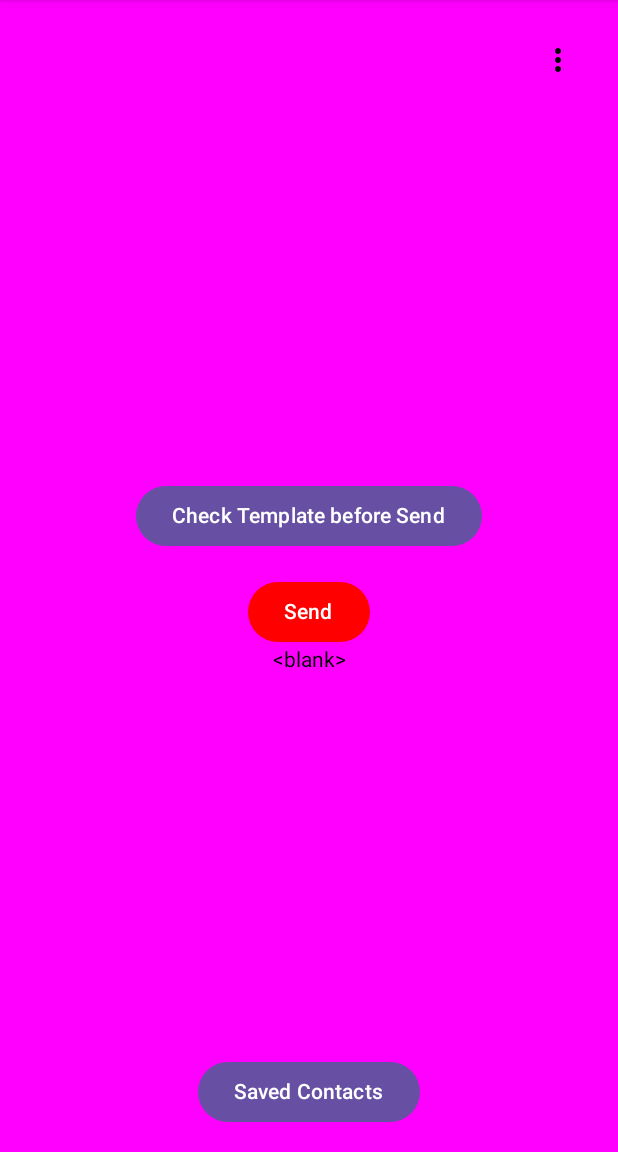
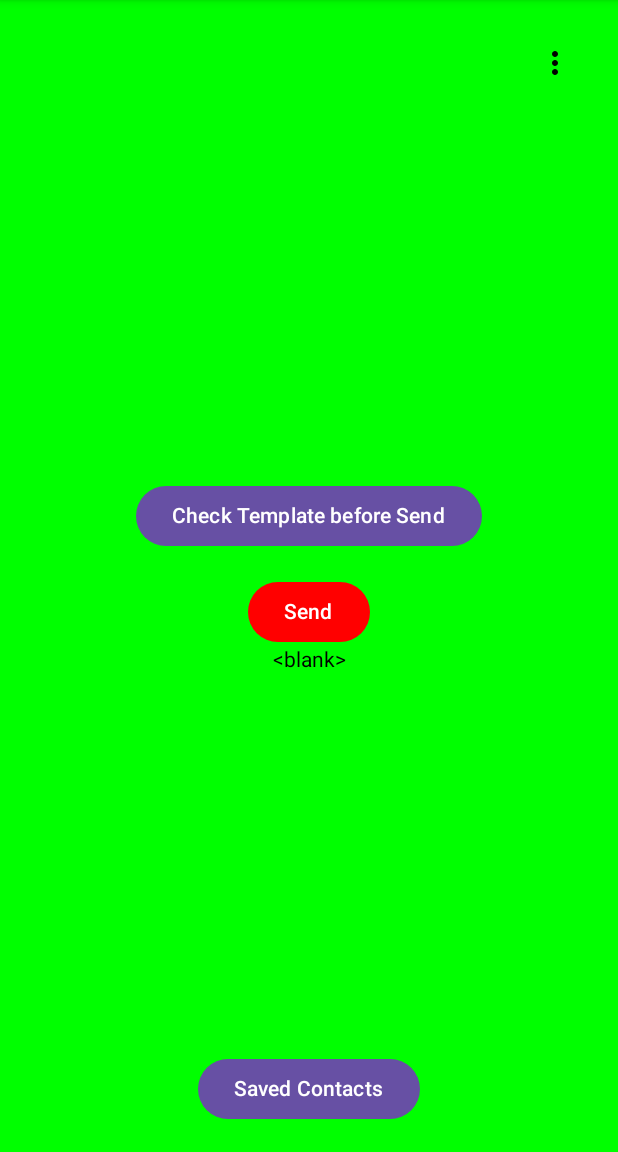
Before and after one commit to bego996/MeetingNotificationApp, an Android app built with Jetpack Compose: the screen it shows after launch (MainActivity), on a phone screen of 412 x 824 dp, the part 84-1236 px from its top. Run offline under Robolectric (Android 15) with nearby library versions, the phone set to English and light mode, and no system bars; our stand-ins replace Room's generated code, livedata-compose; 2 statements that could not run were skipped.

Commit message:
new changes inc

```diff
--- a/app/src/main/java/com/example/meetingnotification/ui/MainActivity.kt
+++ b/app/src/main/java/com/example/meetingnotification/ui/MainActivity.kt
@@ -95,12 +95,14 @@ class MainActivity : AppCompatActivity(), SmsSendingServiceInteractor {     // H
                 allContacts.add(contact)
             }
             smsService.addMessageToQueue(allContacts)                  // Fügt die Kontakte zur Warteschlange des Dienstes hinzu
+        }else if (isSmsServiceBound && action == ServiceAction.SendMessage){
+            //smsService.
         }
     }
 
     override fun onResume() {                                          // Wird beim Fortsetzen der Aktivität aufgerufen
         super.onResume()
-        checkAndRequestPermissions()
+        //checkAndRequestPermissions() Check why this causes stackoverflow exception !
         println("onResume() - MainActivity")                           // Debug-Nachricht
     }
 
@@ -135,7 +137,7 @@ class MainActivity : AppCompatActivity(), SmsSendingServiceInteractor {     // H
             ActivityCompat.requestPermissions(
                 this,
                 arrayOf(Manifest.permission.READ_CALENDAR),
-                REQUEST_CODE_CONTACTS_READ
+                REQUEST_CODE_KALENDER_READ
             )
         } else if (!isPermissionGranted(Manifest.permission.SEND_SMS)) {
             ActivityCompat.requestPermissions(
--- a/app/src/main/java/com/example/meetingnotification/ui/Services/SmsSendingService.kt
+++ b/app/src/main/java/com/example/meetingnotification/ui/Services/SmsSendingService.kt
@@ -42,6 +42,7 @@ class SmsSendingService : Service() {                         // Dienst(Service)
     override fun onDestroy() {                                // Wird beim Zerstören des Dienstes aufgerufen
         unregisterReceiver(receiver)                          // Hebt die Registrierung des Empfängers auf
         super.onDestroy()
+        println("Receiver is unregistere an SmS service Destroyed")
     }
 
 
--- a/app/src/main/java/com/example/meetingnotification/ui/contact/ContactsSearchScreenViewModel.kt
+++ b/app/src/main/java/com/example/meetingnotification/ui/contact/ContactsSearchScreenViewModel.kt
@@ -43,8 +43,7 @@ class ContactsSearchScreenViewModel(                          // ViewModel zur V
 
     private var calenderEvents = listOf<EventDateTitle>()    // Liste der Kalenderereignisse
 
-    var smsServiceInteractor: SmsSendingServiceInteractor? =
-        null // Interaktor für den SMS-Versanddienst
+    var smsServiceInteractor: SmsSendingServiceInteractor? = null // Interaktor für den SMS-Versanddienst
 
 
     fun insertContactsToSmsQueue(contacts: List<ContactReadyForSms>) { // Fügt Kontakte zur SMS-Warteschlange hinzu
@@ -70,8 +69,7 @@ class ContactsSearchScreenViewModel(                          // ViewModel zur V
     @SuppressLint("Range", "CheckResult")
     fun loadContacts(context: Context) {                     // Lädt die Kontakte aus dem System-Kontaktbuch
         val contactList = mutableListOf<Contact>()           // Liste für die geladenen Kontakte
-        val contentResolver =
-            context.contentResolver        // Holt den Content Resolver für Datenbank-Abfragen
+        val contentResolver = context.contentResolver        // Holt den Content Resolver für Datenbank-Abfragen
 
         val cursor = contentResolver.query(
             ContactsContract.Contacts.CONTENT_URI,
--- a/app/src/main/java/com/example/meetingnotification/ui/home/HomeScreen.kt
+++ b/app/src/main/java/com/example/meetingnotification/ui/home/HomeScreen.kt
@@ -39,7 +39,7 @@ fun HomeScreen(
     Column(
         modifier = modifier
             .fillMaxSize()
-            .padding(16.dp),
+            .padding(18.dp),
         verticalArrangement = Arrangement.SpaceBetween
     ) {
         // Top Column
--- a/app/src/main/java/com/example/meetingnotification/ui/navigation/ApplicationNavGraph.kt
+++ b/app/src/main/java/com/example/meetingnotification/ui/navigation/ApplicationNavGraph.kt
@@ -7,9 +7,9 @@ import androidx.compose.ui.graphics.Color
 import androidx.navigation.NavHostController
 import androidx.navigation.compose.NavHost
 import androidx.navigation.compose.composable
-import com.example.meetingnotification.ui.contact.ContactsSearchScreenViewModel
 import com.example.meetingnotification.ui.contact.BeforeTemplateDestination
 import com.example.meetingnotification.ui.contact.ContactCheckScreen
+import com.example.meetingnotification.ui.contact.ContactsSearchScreenViewModel
 import com.example.meetingnotification.ui.contact.SavedContacts
 import com.example.meetingnotification.ui.contact.SavedContactsDestination
 import com.example.meetingnotification.ui.contact.SearchContactDestination
@@ -32,7 +32,7 @@ fun MettingNavHost(                                           // Hauptfunktion f
     ) {
         composable(route = HomeDestination.route) {                 // Home-Screen als Start-Route
             HomeScreen(
-                modifier = Modifier.background(Color.Magenta),      // Färbt den Hintergrund Magenta
+                modifier = Modifier.background(Color.Green),      // Färbt den Hintergrund Magenta
                 navigateToSavedContacts = { navController.navigate(SavedContactsDestination.route) },   // Navigiert zu den gespeicherten Kontakten
                 navigateToTemplateScreen = { navController.navigate(BeforeTemplateDestination.route) }, // Navigiert zum Vorlagen-Screen
                 onSendMessagesClicked = onSendMessage                                                   // Ruft die Funktion für das Senden von Nachrichten auf
```
Also changed, not shown: app/src/main/java/com/example/meetingnotification/ui/contact/ContactsScreen.kt (+8 -2 lines).
